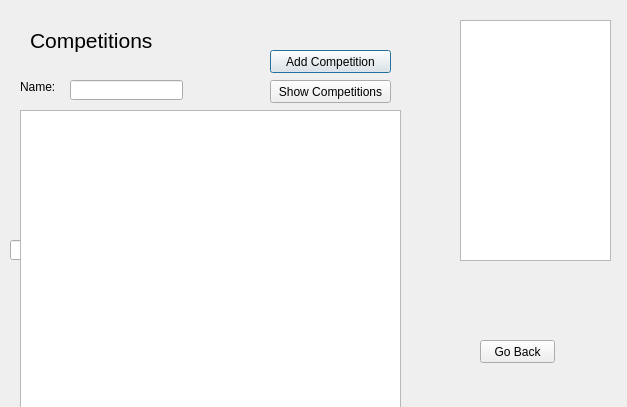
Old version of the form competitionwindow.ui in the repository hannajohanssson/TraniningsDagbok.
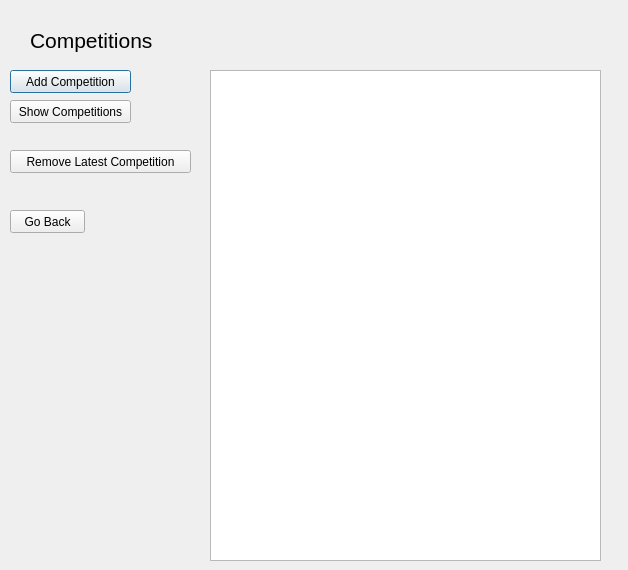
New version of the form.

The edit to the form file:
```diff
--- a/competitionwindow.ui
+++ b/competitionwindow.ui
@@ -6,8 +6,8 @@
    <rect>
     <x>0</x>
     <y>0</y>
-    <width>627</width>
-    <height>407</height>
+    <width>628</width>
+    <height>570</height>
    </rect>
   </property>
   <property name="windowTitle">
@@ -34,8 +34,8 @@
   <widget class="QLabel" name="Name">
    <property name="geometry">
     <rect>
-     <x>20</x>
-     <y>80</y>
+     <x>210</x>
+     <y>70</y>
      <width>47</width>
      <height>13</height>
     </rect>
@@ -47,8 +47,8 @@
   <widget class="QLabel" name="Date">
    <property name="geometry">
     <rect>
-     <x>20</x>
-     <y>110</y>
+     <x>210</x>
+     <y>100</y>
      <width>47</width>
      <height>13</height>
     </rect>
@@ -60,8 +60,8 @@
   <widget class="QLabel" name="NrOfEvents">
    <property name="geometry">
     <rect>
-     <x>20</x>
-     <y>140</y>
+     <x>210</x>
+     <y>130</y>
      <width>101</width>
      <height>16</height>
     </rect>
@@ -73,8 +73,8 @@
   <widget class="QLabel" name="FinalPlace">
    <property name="geometry">
     <rect>
-     <x>20</x>
-     <y>170</y>
+     <x>210</x>
+     <y>160</y>
      <width>81</width>
      <height>16</height>
     </rect>
@@ -86,8 +86,8 @@
   <widget class="QLabel" name="Description">
    <property name="geometry">
     <rect>
-     <x>20</x>
-     <y>200</y>
+     <x>210</x>
+     <y>190</y>
      <width>91</width>
      <height>16</height>
     </rect>
@@ -99,9 +99,9 @@
   <widget class="QLineEdit" name="lineEditName">
    <property name="geometry">
     <rect>
-     <x>70</x>
-     <y>80</y>
-     <width>113</width>
+     <x>270</x>
+     <y>70</y>
+     <width>161</width>
      <height>20</height>
     </rect>
    </property>
@@ -109,9 +109,9 @@
   <widget class="QLineEdit" name="lineEditDate">
    <property name="geometry">
     <rect>
-     <x>60</x>
-     <y>110</y>
-     <width>113</width>
+     <x>270</x>
+     <y>100</y>
+     <width>161</width>
      <height>20</height>
     </rect>
    </property>
@@ -119,9 +119,9 @@
   <widget class="QLineEdit" name="lineEditNrOfEvents">
    <property name="geometry">
     <rect>
-     <x>120</x>
-     <y>140</y>
-     <width>113</width>
+     <x>310</x>
+     <y>130</y>
+     <width>121</width>
      <height>20</height>
     </rect>
    </property>
@@ -129,9 +129,9 @@
   <widget class="QLineEdit" name="lineEditPlace">
    <property name="geometry">
     <rect>
-     <x>80</x>
-     <y>170</y>
-     <width>113</width>
+     <x>270</x>
+     <y>160</y>
+     <width>161</width>
      <height>20</height>
     </rect>
    </property>
@@ -139,28 +139,18 @@
   <widget class="QTextEdit" name="textEditDescription">
    <property name="geometry">
     <rect>
-     <x>80</x>
-     <y>200</y>
-     <width>181</width>
+     <x>270</x>
+     <y>190</y>
+     <width>161</width>
      <height>161</height>
     </rect>
    </property>
   </widget>
-  <widget class="QListWidget" name="listWidgetTest">
-   <property name="geometry">
-    <rect>
-     <x>460</x>
-     <y>20</y>
-     <width>151</width>
-     <height>241</height>
-    </rect>
-   </property>
-  </widget>
   <widget class="QPushButton" name="pushButtonAddCompetition">
    <property name="geometry">
     <rect>
-     <x>270</x>
-     <y>50</y>
+     <x>10</x>
+     <y>70</y>
      <width>121</width>
      <height>23</height>
     </rect>
@@ -172,8 +162,8 @@
   <widget class="QPushButton" name="pushButtonShow">
    <property name="geometry">
     <rect>
-     <x>270</x>
-     <y>80</y>
+     <x>10</x>
+     <y>100</y>
      <width>121</width>
      <height>23</height>
     </rect>
@@ -185,8 +175,8 @@
   <widget class="QPushButton" name="pushButtonSave">
    <property name="geometry">
     <rect>
-     <x>320</x>
-     <y>140</y>
+     <x>480</x>
+     <y>250</y>
      <width>75</width>
      <height>23</height>
     </rect>
@@ -198,8 +188,8 @@
   <widget class="QPushButton" name="pushButtonGoBack">
    <property name="geometry">
     <rect>
-     <x>480</x>
-     <y>340</y>
+     <x>10</x>
+     <y>210</y>
      <width>75</width>
      <height>23</height>
     </rect>
@@ -208,26 +198,29 @@
     <string>Go Back</string>
    </property>
   </widget>
-  <widget class="QLineEdit" name="lineEditTestDescription">
-   <property name="geometry">
-    <rect>
-     <x>10</x>
-     <y>240</y>
-     <width>113</width>
-     <height>20</height>
-    </rect>
-   </property>
-  </widget>
   <widget class="QListWidget" name="listWidgetShowCompetitions">
    <property name="geometry">
     <rect>
-     <x>20</x>
-     <y>110</y>
-     <width>381</width>
-     <height>311</height>
+     <x>210</x>
+     <y>70</y>
+     <width>391</width>
+     <height>491</height>
     </rect>
    </property>
   </widget>
+  <widget class="QPushButton" name="RemoveComp">
+   <property name="geometry">
+    <rect>
+     <x>10</x>
+     <y>150</y>
+     <width>181</width>
+     <height>23</height>
+    </rect>
+   </property>
+   <property name="text">
+    <string>Remove Latest Competition</string>
+   </property>
+  </widget>
  </widget>
  <resources/>
  <connections/>
```
